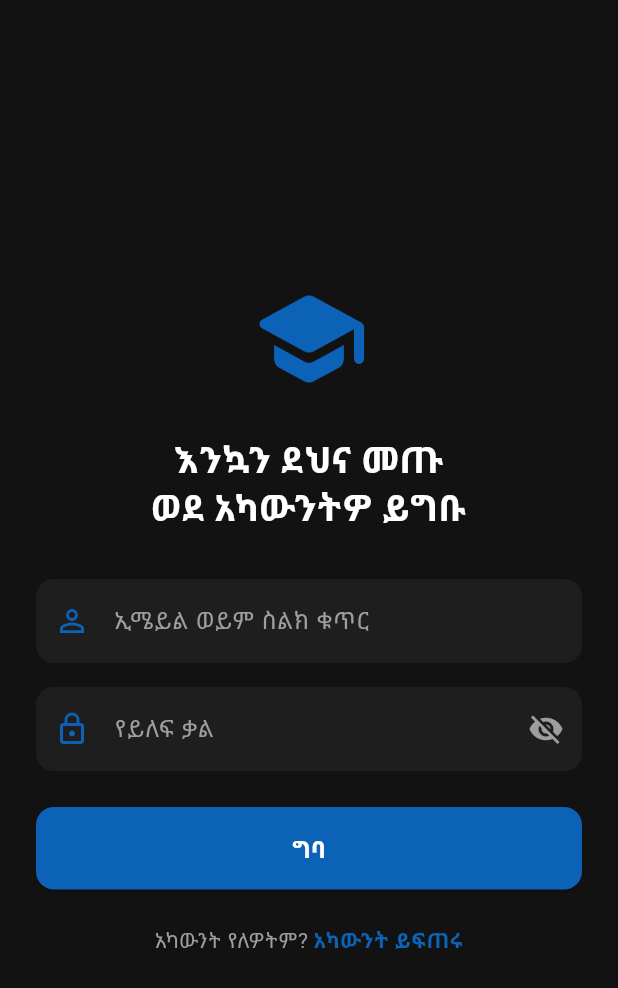
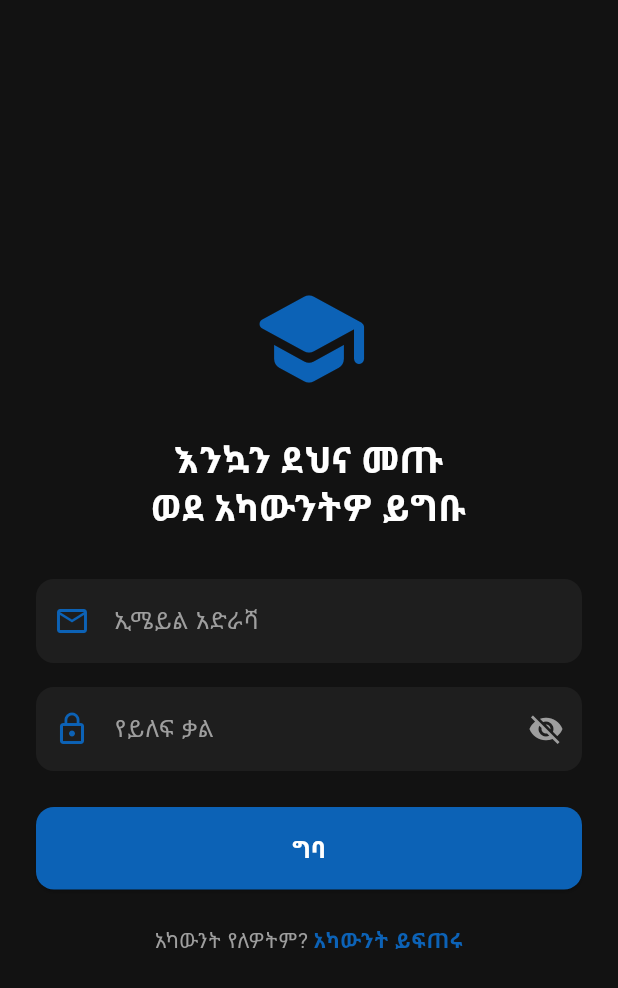
Before and after one commit to ethiopromax-code/Asendabo-app, a Flutter app: the screen it shows after launch, on a phone screen of 412 x 824 dp. Shown: the top 988 px of the screen. Run offline on Flutter 3.47's test engine with Material 3 defaults, Android fonts, the phone set to English and light mode, and no system bars.

Commit message:
Update login_page.dart

```diff
--- a/lib/screens/login_page.dart
+++ b/lib/screens/login_page.dart
@@ -1,13 +1,53 @@
 import 'package:flutter/material.dart';
-import 'main_navigation_screen.dart'; // ሎጊን ሲደረግ ወደሚወስደው ዋናው ገጽ
+import 'main_navigation_screen.dart';
+import 'signup_page.dart'; // የመመዝገቢያውን ገጽ ማስገባት
 
-class LoginPage extends StatelessWidget {
+class LoginPage extends StatefulWidget {
   const LoginPage({super.key});
+
+  @override
+  State<LoginPage> createState() => _LoginPageState();
+}
+
+class _LoginPageState extends State<LoginPage> {
+  final TextEditingController _emailController = TextEditingController();
+  final TextEditingController _passwordController = TextEditingController();
+  bool _obscurePassword = true;
+
+  @override
+  void dispose() {
+    _emailController.dispose();
+    _passwordController.dispose();
+    super.dispose();
+  }
+
+  void _handleLogin() {
+    final email = _emailController.text.trim();
+    final password = _passwordController.text.trim();
+
+    if (email.isEmpty || password.isEmpty) {
+      ScaffoldMessenger.of(context).showSnackBar(
+        const SnackBar(
+          content: Text('እባክዎ ኢሜይል እና የይለፍ ቃል ያስገቡ'),
+          backgroundColor: Colors.redAccent,
+        ),
+      );
+      return;
+    }
+
+    // ወደ ዋናው ገጽ ማሸጋገር
+    Navigator.pushReplacement(
+      context,
+      MaterialPageRoute(
+        builder: (context) => const MainNavigationScreen(),
+      ),
+    );
+  }
 
   @override
   Widget build(BuildContext context) {
     return Scaffold(
-      backgroundColor: const Color(0xFF121212), // Dark Theme Background
+      backgroundColor: const Color(0xFF121212),
       body: SafeArea(
         child: Center(
           child: SingleChildScrollView(
@@ -16,15 +56,12 @@ class LoginPage extends StatelessWidget {
               mainAxisAlignment: MainAxisAlignment.center,
               crossAxisAlignment: CrossAxisAlignment.stretch,
               children: [
-                // የኮሌጁ አርማ ወይም አዶ
                 const Icon(
                   Icons.school_rounded,
                   size: 80,
                   color: Color(0xFF0C62B6),
                 ),
                 const SizedBox(height: 24),
-
-                // ርዕስ (Title)
                 const Text(
                   'እንኳን ደህና መጡ\nወደ አካውንትዎ ይግቡ',
                   textAlign: TextAlign.center,
@@ -37,13 +74,14 @@ class LoginPage extends StatelessWidget {
                 ),
                 const SizedBox(height: 32),
 
-                // የኢሜይል / ስልክ ቁጥር ማስገቢያ
+                // ኢሜይል ማስገቢያ
                 TextField(
+                  controller: _emailController,
                   style: const TextStyle(color: Colors.white),
                   decoration: InputDecoration(
-                    labelText: 'ኢሜይል ወይም ስልክ ቁጥር',
+                    labelText: 'ኢሜይል አድራሻ',
                     labelStyle: const TextStyle(color: Colors.grey),
-                    prefixIcon: const Icon(Icons.person_outline, color: Color(0xFF0C62B6)),
+                    prefixIcon: const Icon(Icons.email_outlined, color: Color(0xFF0C62B6)),
                     filled: true,
                     fillColor: const Color(0xFF1E1E1E),
                     border: OutlineInputBorder(
@@ -56,13 +94,24 @@ class LoginPage extends StatelessWidget {
 
                 // የይለፍ ቃል ማስገቢያ
                 TextField(
-                  obscureText: true,
+                  controller: _passwordController,
+                  obscureText: _obscurePassword,
                   style: const TextStyle(color: Colors.white),
                   decoration: InputDecoration(
                     labelText: 'የይለፍ ቃል',
                     labelStyle: const TextStyle(color: Colors.grey),
                     prefixIcon: const Icon(Icons.lock_outline, color: Color(0xFF0C62B6)),
-                    suffixIcon: const Icon(Icons.visibility_off, color: Colors.grey),
+                    suffixIcon: IconButton(
+                      icon: Icon(
+                        _obscurePassword ? Icons.visibility_off : Icons.visibility,
+                        color: Colors.grey,
+                      ),
+                      onPressed: () {
+                        setState(() {
+                          _obscurePassword = !_obscurePassword;
+                        });
+                      },
+                    ),
                     filled: true,
                     fillColor: const Color(0xFF1E1E1E),
                     border: OutlineInputBorder(
@@ -73,17 +122,9 @@ class LoginPage extends StatelessWidget {
                 ),
                 const SizedBox(height: 24),
 
-                // የመግቢያ ቁልፍ (Login Button)
+                // የመግቢያ ቁልፍ
                 ElevatedButton(
-                  onPressed: () {
-                    // ተጠቃሚው "ግባ" ሲጫን ወደ MainNavigationScreen ይሄዳል
-                    Navigator.pushReplacement(
-                      context,
-                      MaterialPageRoute(
-                        builder: (context) => const MainNavigationScreen(),
-                      ),
-                    );
-                  },
+                  onPressed: _handleLogin,
                   style: ElevatedButton.styleFrom(
                     backgroundColor: const Color(0xFF0C62B6),
                     padding: const EdgeInsets.symmetric(vertical: 16),
@@ -102,7 +143,7 @@ class LoginPage extends StatelessWidget {
                 ),
                 const SizedBox(height: 24),
 
-                // አካውንት የሌላቸው ወደ መመዝገቢያ ማዘዋወሪያ
+                // ወደ Sign Up ገጽ መውሰጃ
                 Row(
                   mainAxisAlignment: MainAxisAlignment.center,
                   children: [
@@ -112,7 +153,12 @@ class LoginPage extends StatelessWidget {
                     ),
                     GestureDetector(
                       onTap: () {
-                        // Sign Up ገጽ ሲኖር እዚህ ጋር ማገናኘት ይቻላል
+                        Navigator.push(
+                          context,
+                          MaterialPageRoute(
+                            builder: (context) => const SignupPage(),
+                          ),
+                        );
                       },
                       child: const Text(
                         'አካውንት ይፍጠሩ',
```
